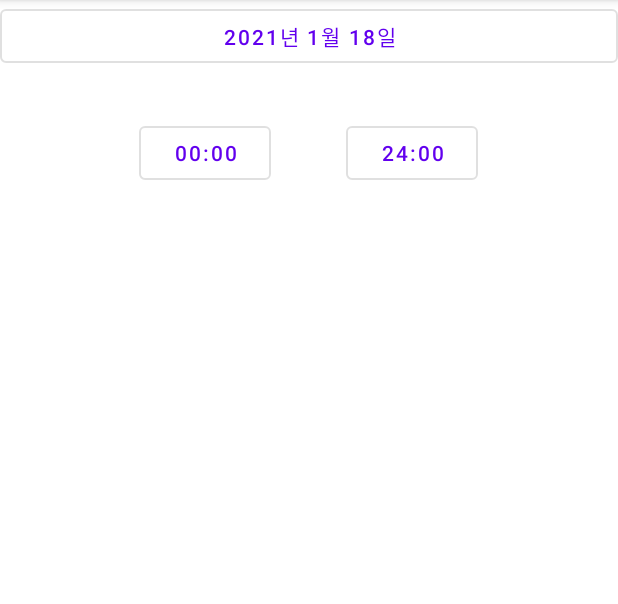
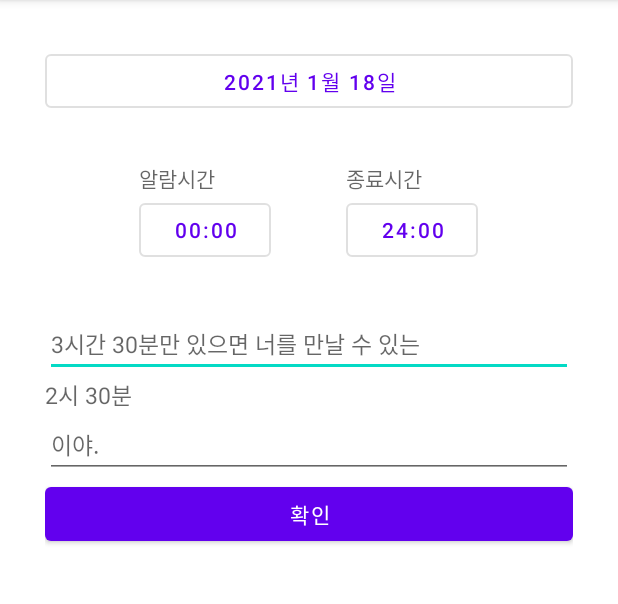
Before and after one commit to jangsuJang/messageClock, an Android app: the SetAlarmActivity screen opened directly, with no data from a screen before it, on a phone screen of 412 x 824 dp, the part 84-688 px from its top. Run offline under Robolectric (Android 15) with nearby library versions, the phone set to English and light mode, and no system bars; libraries missing offline, so code that uses them is left out: com.afollestad.date, com.afollestad.materialdialogs, com.github.thunder413.datetimeutils.

Commit message:
add alarm model

```diff
--- a/phone_app/app/src/main/java/com/example/phoneapp/autentificationmenagement/LoginAndSignupActivity.kt
+++ b/phone_app/app/src/main/java/com/example/phoneapp/autentificationmenagement/LoginAndSignupActivity.kt
@@ -23,6 +23,7 @@ class LoginAndSignupActivity : AppCompatActivity() {
 
     override fun onCreate(savedInstanceState: Bundle?) {
         super.onCreate(savedInstanceState)
+
 //        setContentView(R.layout.activity_login_and_signup)
         //setting viewModel, liveDate and dataBinding
         binding= DataBindingUtil.setContentView(this,R.layout.activity_login_and_signup)
--- /dev/null
+++ b/phone_app/app/src/main/java/com/example/phoneapp/model/Alarm.kt
@@ -0,0 +1,15 @@
+package com.example.phoneapp.model
+
+import android.os.Parcelable
+import kotlinx.android.parcel.Parcelize
+
+@Parcelize
+data class Alarm (
+
+    var aid: String? = null,
+    var start_time: String?  =  null,
+    var end_time: String? = null,
+
+    var pre_sentence : String? = null,
+    var post_sentence : String? = null
+):Parcelable
--- a/phone_app/app/src/main/java/com/example/phoneapp/setalarm/SetAlarmActivity.kt
+++ b/phone_app/app/src/main/java/com/example/phoneapp/setalarm/SetAlarmActivity.kt
@@ -34,10 +34,9 @@ class SetAlarmActivity : AppCompatActivity() {
         setContentView(R.layout.activity_set_alarm)
 
 
-
+        //알람 날짜 설정
         alarm_date.setOnClickListener {
             val cal = Calendar.getInstance()
-
             MaterialDialog(this).show {
                 datePicker(currentDate = cal){ dialog, datetime ->
                     localDate = LocalDate.of(datetime.year, datetime.month+1,datetime.dayOfMonth)
@@ -46,17 +45,33 @@ class SetAlarmActivity : AppCompatActivity() {
             }
         }
 
+        //시작 시간 설정
         start_time.setOnClickListener {
             val cal = Calendar.getInstance()
             MaterialDialog(this).show{
                 timePicker(currentTime = cal){ dialog, datetime->
                     localStartTime= LocalTime.of(datetime.time.hours,datetime.time.minutes)
                     setButtonDateAndTime()
-
                 }
-
             }
         }
+
+        //종료 시간 설정
+        end_time.setOnClickListener {
+            val cal = Calendar.getInstance()
+            MaterialDialog(this).show{
+                timePicker(currentTime = cal){ dialog, datetime->
+                    localEndTime= LocalTime.of(datetime.time.hours,datetime.time.minutes)
+                    setButtonDateAndTime()
+                }
+            }
+        }
+
+//        upload_btn.setOnClickListener {
+//
+//        }
+
+
 
     }
 
@@ -65,6 +80,7 @@ class SetAlarmActivity : AppCompatActivity() {
         val timeFormat = DateTimeFormatter.ofPattern("HH시 mm분")
         alarm_date.text = localDate.format(dateFormat)
         start_time.text = localStartTime.format(timeFormat)
+        sample_time.text = start_time.text
 
     }
 
--- a/phone_app/app/src/main/res/layout/activity_set_alarm.xml
+++ b/phone_app/app/src/main/res/layout/activity_set_alarm.xml
@@ -7,6 +7,7 @@
     tools:context=".setalarm.SetAlarmActivity">
 
     <LinearLayout
+        android:layout_margin="30dp"
         android:orientation="vertical"
         android:layout_width="match_parent"
         android:layout_height="wrap_content">
@@ -28,27 +29,89 @@
             android:layout_width="match_parent"
             android:layout_height="wrap_content">
 
+            <LinearLayout
+                android:orientation="vertical"
+                android:layout_width="wrap_content"
+                android:layout_height="wrap_content">
+
+                <TextView
+                    android:hint="알람시간"
+                    android:layout_width="match_parent"
+                    android:layout_height="wrap_content"/>
+
                 <Button
                     android:id="@+id/start_time"
                     style="@style/Widget.MaterialComponents.Button.OutlinedButton"
                     android:text="00:00"
                     android:layout_width="wrap_content"
                     android:layout_height="wrap_content">
+                </Button>
+            </LinearLayout>
 
-            </Button>
+            <LinearLayout
+                android:layout_marginLeft="50dp"
+                android:orientation="vertical"
+                android:layout_width="wrap_content"
+                android:layout_height="wrap_content">
+
+                <TextView
+                    android:hint="종료시간"
+                    android:layout_width="match_parent"
+                    android:layout_height="wrap_content"/>
 
                 <Button
                     android:id="@+id/end_time"
-                android:layout_marginLeft="50dp"
                     style="@style/Widget.MaterialComponents.Button.OutlinedButton"
                     android:text="24:00"
                     android:layout_width="wrap_content"
                     android:layout_height="wrap_content">
+                </Button>
+            </LinearLayout>
 
-            </Button>
+        </LinearLayout>
+
+        <LinearLayout
+            android:layout_marginTop="30dp"
+            android:orientation="vertical"
+            android:layout_width="match_parent"
+            android:layout_height="wrap_content">
+
+            <EditText
+                android:id="@+id/pre_sentence"
+                android:textSize="15dp"
+
+                android:hint="3시간 30분만 있으면 너를 만날 수 있는"
+                android:layout_width="match_parent"
+                android:layout_height="wrap_content">
+            </EditText>
+
+            <TextView
+                android:id="@+id/sample_time"
+                android:textSize="15dp"
+                android:hint="2시 30분"
+                android:layout_width="match_parent"
+                android:layout_height="wrap_content">
+            </TextView>
+
+            <EditText
+                android:id="@+id/post_sentence"
+                android:textSize="15dp"
+                android:hint="이야."
+                android:layout_width="match_parent"
+                android:layout_height="wrap_content">
+            </EditText>
+
+        </LinearLayout>
+
+        <com.google.android.material.button.MaterialButton
+            android:id="@+id/upload_btn"
+            android:layout_width="match_parent"
+            android:layout_height="wrap_content"
+            android:text="확인"
+            style="?attr/materialButtonStyle"
+            />
 
 
-        </LinearLayout>
 
 
 
```
Lines whose indentation alone changed are shown as unchanged.
